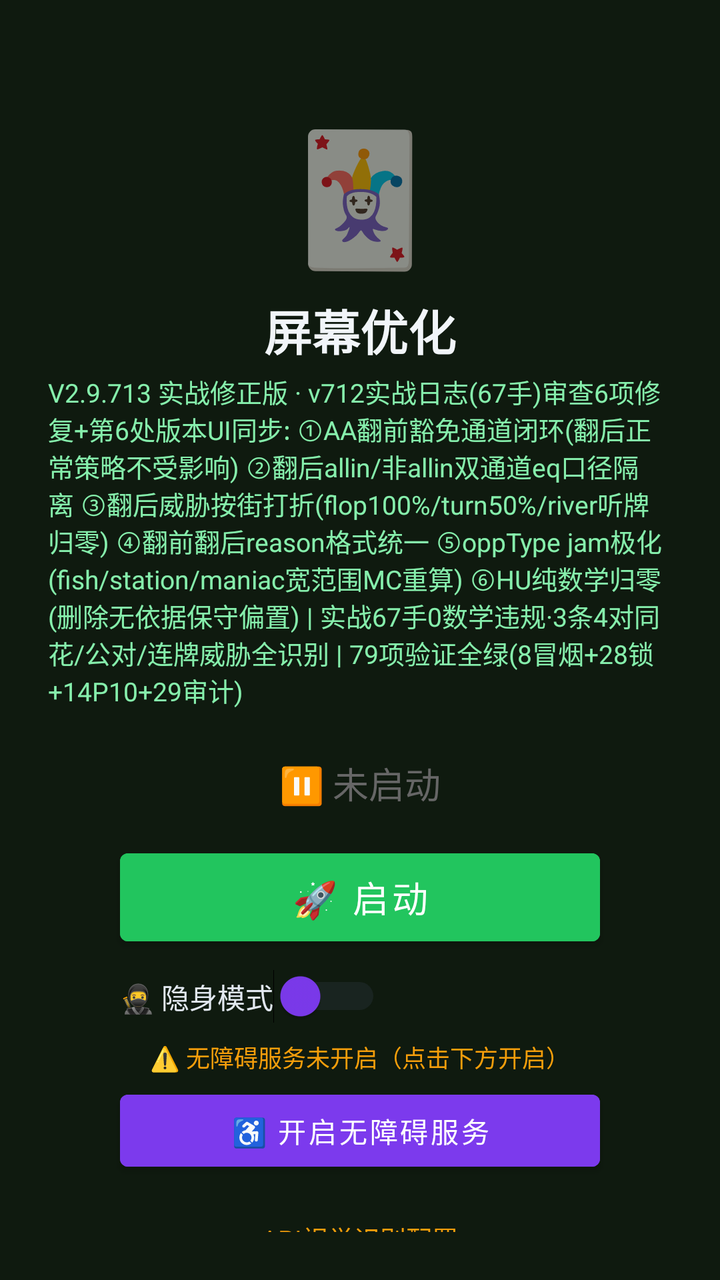
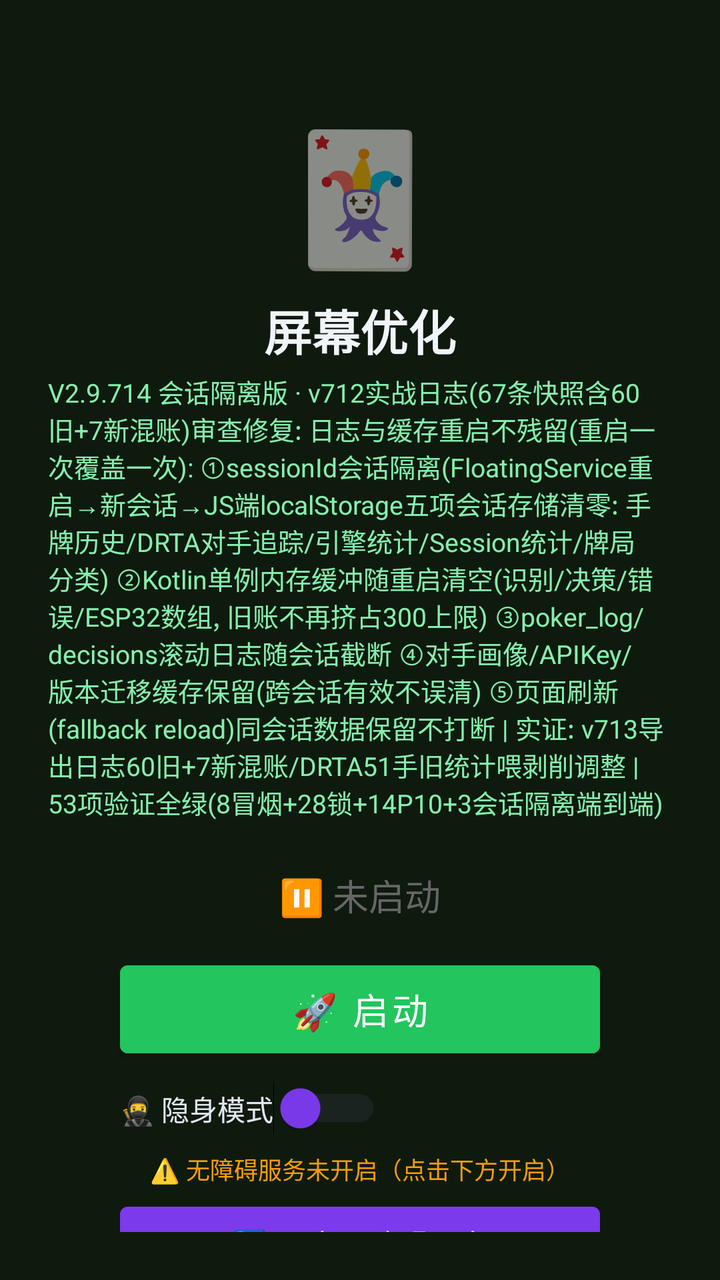

The first picture is an Android layout as it rendered before a commit; the second is the same layout after the commit. The layout source and the unified diff follow.
<!-- AndroidManifest.xml: activity theme Theme.MjScreenshot -->
<!-- res/layout/activity_main.xml -->
<?xml version="1.0" encoding="utf-8"?>
<LinearLayout xmlns:android="http://schemas.android.com/apk/res/android"
    android:layout_width="match_parent"
    android:layout_height="match_parent"
    android:orientation="vertical"
    android:background="#0f1a0f"
    android:padding="24dp"
    android:gravity="center_horizontal">

    <TextView
        android:layout_width="wrap_content"
        android:layout_height="wrap_content"
        android:text="🃏"
        android:textSize="64sp"
        android:layout_marginTop="30dp" />

    <TextView
        android:layout_width="wrap_content"
        android:layout_height="wrap_content"
        android:text="屏幕优化"
        android:textSize="24sp"
        android:textColor="#f1f5f9"
        android:textStyle="bold"
        android:layout_marginTop="8dp" />

    <TextView
        android:layout_width="wrap_content"
        android:layout_height="wrap_content"
        android:text="V2.9.713 实战修正版 · v712实战日志(67手)审查6项修复+第6处版本UI同步: ①AA翻前豁免通道闭环(翻后正常策略不受影响) ②翻后allin/非allin双通道eq口径隔离 ③翻后威胁按街打折(flop100%/turn50%/river听牌归零) ④翻前翻后reason格式统一 ⑤oppType jam极化(fish/station/maniac宽范围MC重算) ⑥HU纯数学归零(删除无依据保守偏置) | 实战67手0数学违规·3条4对同花/公对/连牌威胁全识别 | 79项验证全绿(8冒烟+28锁+14P10+29审计)"
        android:textSize="13sp"
        android:textColor="#86efac"
        android:layout_marginTop="4dp" />

    <TextView
        android:id="@+id/tvStatus"
        android:layout_width="wrap_content"
        android:layout_height="wrap_content"
        android:text="⏸ 未启动"
        android:textSize="18sp"
        android:textColor="#666666"
        android:layout_marginTop="24dp" />

    <Button
        android:id="@+id/btnStart"
        android:layout_width="240dp"
        android:layout_height="56dp"
        android:text="🚀 启动"
        android:textSize="18sp"
        android:textColor="#ffffff"
        android:backgroundTint="#22c55e"
        android:layout_marginTop="16dp" />

    <Button
        android:id="@+id/btnHelper"
        android:layout_width="240dp"
        android:layout_height="56dp"
        android:text="🃏 打开智囊"
        android:textSize="16sp"
        android:textColor="#ffffff"
        android:backgroundTint="#16a34a"
        android:layout_marginTop="12dp"
        android:visibility="gone" />

    
    <LinearLayout
        android:layout_width="240dp"
        android:layout_height="wrap_content"
        android:orientation="horizontal"
        android:gravity="center_vertical"
        android:layout_marginTop="8dp">

        <Switch
            android:id="@+id/switchStealth"
            android:layout_width="wrap_content"
            android:layout_height="wrap_content"
            android:text="🥷 隐身模式"
            android:textColor="#e2e8f0"
            android:textSize="14sp"
            android:thumbTint="#7c3aed"
            android:trackTint="#374151" />
    </LinearLayout>

    <TextView
        android:id="@+id/tvAccessibilityStatus"
        android:layout_width="wrap_content"
        android:layout_height="wrap_content"
        android:text="⚠️ 无障碍服务未开启（点击下方开启）"
        android:textSize="12sp"
        android:textColor="#f59e0b"
        android:layout_marginTop="8dp"
        android:gravity="center" />

    <Button
        android:id="@+id/btnAccessibility"
        android:layout_width="240dp"
        android:layout_height="48dp"
        android:text="♿ 开启无障碍服务"
        android:textSize="14sp"
        android:textColor="#ffffff"
        android:backgroundTint="#7c3aed"
        android:layout_marginTop="4dp" />

    <TextView
        android:layout_width="wrap_content"
        android:layout_height="wrap_content"
        android:text="━━ API视觉识别配置 ━━"
        android:textSize="13sp"
        android:textColor="#f59e0b"
        android:layout_marginTop="20dp" />

    <LinearLayout
        android:layout_width="match_parent"
        android:layout_height="wrap_content"
        android:orientation="horizontal"
        android:layout_marginTop="8dp"
        android:gravity="center_vertical">

        <TextView
            android:layout_width="wrap_content"
            android:layout_height="wrap_content"
            android:text="平台:"
            android:textSize="14sp"
            android:textColor="#94a3b8" />

        <Spinner
            android:id="@+id/spinnerProvider"
            android:layout_width="120dp"
            android:layout_height="40dp"
            android:layout_marginStart="8dp"
            android:backgroundTint="#374151" />

        <TextView
            android:id="@+id/tvApiStatus"
            android:layout_width="wrap_content"
            android:layout_height="wrap_content"
            android:text="❌ 未配置"
            android:textSize="12sp"
            android:textColor="#ef4444"
            android:layout_marginStart="12dp" />
    </LinearLayout>

    <EditText
        android:id="@+id/etApiKey"
        android:layout_width="match_parent"
        android:layout_height="44dp"
        android:hint="输入API Key（如 sk-xxx）"
        android:textSize="14sp"
        android:textColor="#e2e8f0"
        android:textColorHint="#64748b"
        android:backgroundTint="#374151"
        android:inputType="textPassword"
        android:layout_marginTop="8dp"
        android:paddingStart="12dp"
        android:paddingEnd="12dp" />

    <Button
        android:id="@+id/btnSaveApi"
        android:layout_width="200dp"
        android:layout_height="44dp"
        android:text="💾 保存API配置"
        android:textSize="14sp"
        android:textColor="#ffffff"
        android:backgroundTint="#d97706"
        android:layout_marginTop="8dp" />

    <TextView
        android:id="@+id/tvHint"
        android:layout_width="wrap_content"
        android:layout_height="wrap_content"
        android:text="先点上方按钮启动截屏"
        android:textSize="13sp"
        android:textColor="#666666"
        android:layout_marginTop="12dp"
        android:gravity="center" />

    <TextView
        android:layout_width="wrap_content"
        android:layout_height="wrap_content"
        android:text="使用步骤：\n1. 配置API Key（支持OpenAI/通义千问VL/硅基流动）\n2. 点「开启无障碍服务」→ 开启\n3. 开启「🥷隐身模式」(反检测)\n4. 点「启动」→ 允许悬浮窗\n5. 打牌时点屏幕上的🎯悬浮球即可截屏识别\n★ 拖动悬浮球可移到不挡牌的位置 ★\n★ 长按悬浮球可展开/收起详细面板 ★\n★ 悬浮球边框颜色=建议：绿=加注 橙=跟注 红=弃牌 ★"
        android:textSize="12sp"
        android:textColor="#64748b"
        android:layout_marginTop="12dp"
        android:lineSpacingExtra="3dp" />

</LinearLayout>
<!-- resources referenced by this layout -->
<resources>
  <style name="Theme.MjScreenshot" parent="Theme.MaterialComponents.DayNight.DarkActionBar">
          <item name="colorPrimary">#1e40af</item>
          <item name="colorPrimaryVariant">#1e3a8a</item>
          <item name="colorOnPrimary">#ffffff</item>
          <item name="android:statusBarColor">#0f172a</item>
      </style>
</resources>

<!-- the commit's change to res/layout/activity_main.xml (unified diff, before → after) -->
@@ -26,7 +26,7 @@
     <TextView
         android:layout_width="wrap_content"
         android:layout_height="wrap_content"
-        android:text="V2.9.713 实战修正版 · v712实战日志(67手)审查6项修复+第6处版本UI同步: ①AA翻前豁免通道闭环(翻后正常策略不受影响) ②翻后allin/非allin双通道eq口径隔离 ③翻后威胁按街打折(flop100%/turn50%/river听牌归零) ④翻前翻后reason格式统一 ⑤oppType jam极化(fish/station/maniac宽范围MC重算) ⑥HU纯数学归零(删除无依据保守偏置) | 实战67手0数学违规·3条4对同花/公对/连牌威胁全识别 | 79项验证全绿(8冒烟+28锁+14P10+29审计)"
+        android:text="V2.9.714 会话隔离版 · v712实战日志(67条快照含60旧+7新混账)审查修复: 日志与缓存重启不残留(重启一次覆盖一次): ①sessionId会话隔离(FloatingService重启→新会话→JS端localStorage五项会话存储清零: 手牌历史/DRTA对手追踪/引擎统计/Session统计/牌局分类) ②Kotlin单例内存缓冲随重启清空(识别/决策/错误/ESP32数组, 旧账不再挤占300上限) ③poker_log/decisions滚动日志随会话截断 ④对手画像/APIKey/版本迁移缓存保留(跨会话有效不误清) ⑤页面刷新(fallback reload)同会话数据保留不打断 | 实证: v713导出日志60旧+7新混账/DRTA51手旧统计喂剥削调整 | 53项验证全绿(8冒烟+28锁+14P10+3会话隔离端到端)"
         android:textSize="13sp"
         android:textColor="#86efac"
         android:layout_marginTop="4dp" />
